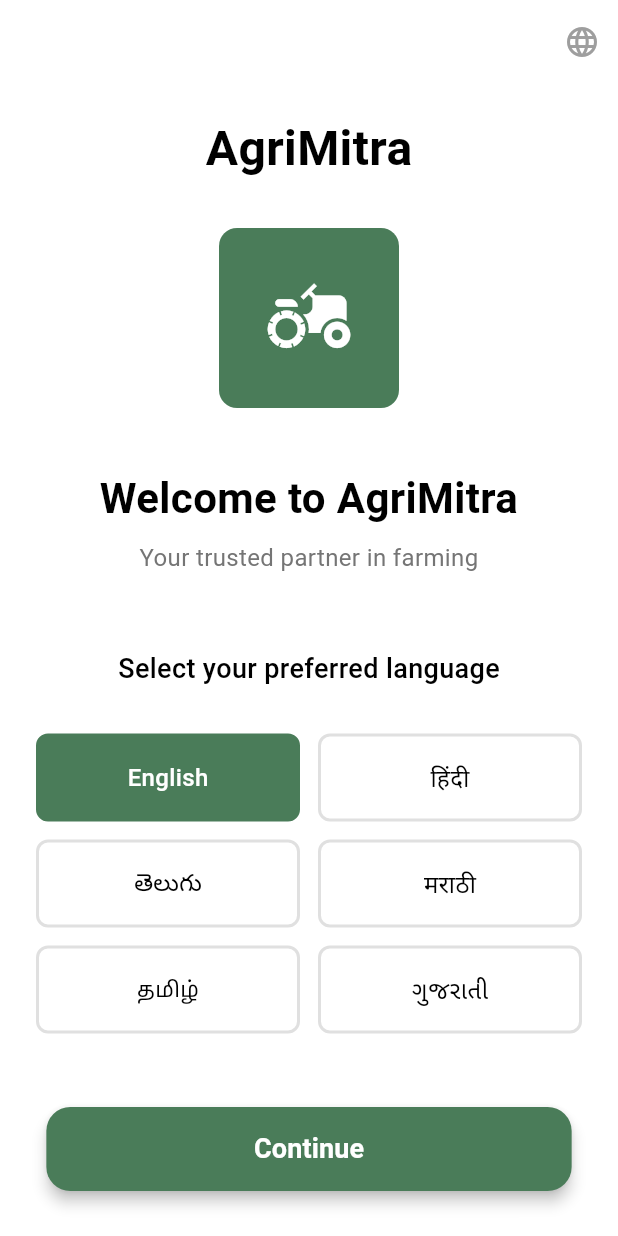
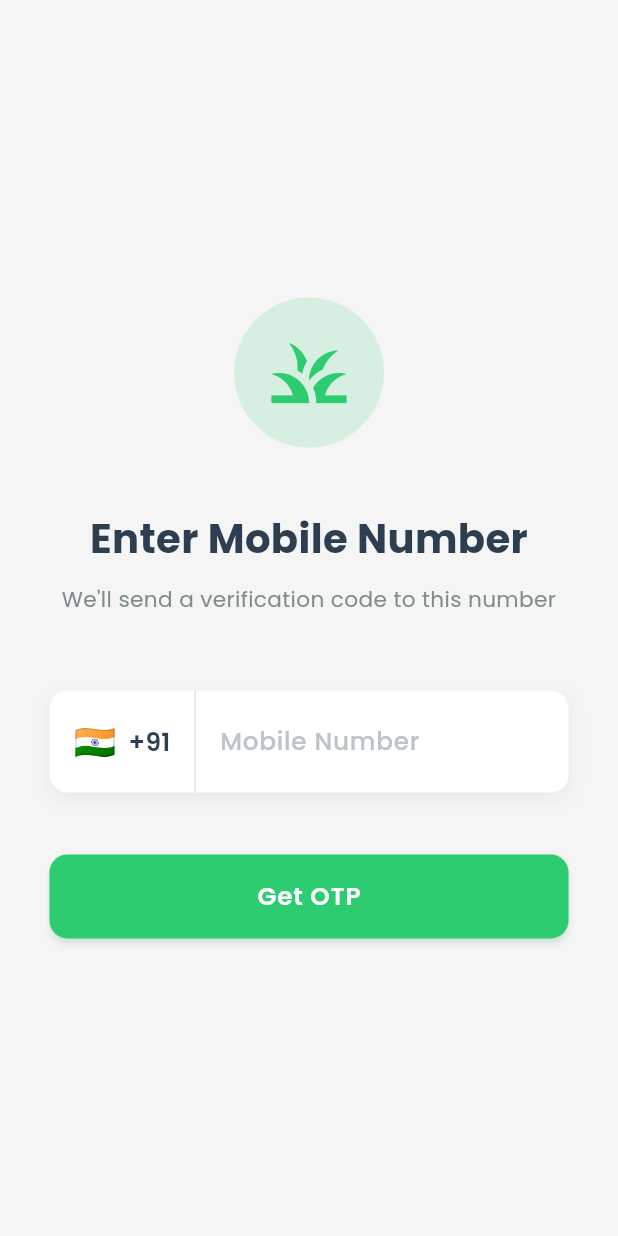
Before and after one commit to AaryanCode69/Krishi-Mitra-App, a Flutter app: the screen it shows after launch, on a phone screen of 412 x 824 dp. Run offline on Flutter 3.47's test engine with Material 3 defaults, Android fonts, the phone set to English and light mode, and no system bars; our stand-ins replace flutter_riverpod, go_router, google_fonts, pinput.

```diff
--- /dev/null
+++ b/lib/features/1_auth/presentation/screens/phone_input_screen.dart
@@ -0,0 +1,223 @@
+import 'package:flutter/material.dart';
+import 'package:flutter/services.dart';
+import 'package:go_router/go_router.dart';
+import 'package:google_fonts/google_fonts.dart';
+import 'package:krishi_mitra/core/constant/colors_theme.dart';
+
+class PhoneInputScreen extends StatefulWidget {
+  const PhoneInputScreen({super.key});
+
+  @override
+  State<PhoneInputScreen> createState() => _PhoneInputScreenState();
+}
+
+class _PhoneInputScreenState extends State<PhoneInputScreen> {
+  final TextEditingController _phoneController = TextEditingController();
+  final FocusNode _phoneFocusNode = FocusNode();
+
+  @override
+  void dispose() {
+    _phoneController.dispose();
+    _phoneFocusNode.dispose();
+    super.dispose();
+  }
+
+  void _handleGetOTP() {
+    print('Get OTP pressed with phone: ${_phoneController.text}');
+    // Navigate to OTP verification screen (placeholder for now)
+    context.push('/otp');
+  }
+
+  @override
+  Widget build(BuildContext context) {
+    final screenWidth = MediaQuery.of(context).size.width;
+    final screenHeight = MediaQuery.of(context).size.height;
+
+    return Scaffold(
+      resizeToAvoidBottomInset: true,
+      backgroundColor: const Color(0xFFF5F5F5),
+      body: SafeArea(
+        child: LayoutBuilder(
+          builder: (context, constraints) {
+            return SingleChildScrollView(
+              child: ConstrainedBox(
+                constraints: BoxConstraints(
+                  minHeight: constraints.maxHeight,
+                ),
+                child: Padding(
+                  padding: EdgeInsets.symmetric(
+                    horizontal: screenWidth * 0.08,
+                  ),
+                  child: Column(
+                    mainAxisAlignment: MainAxisAlignment.center,
+                    crossAxisAlignment: CrossAxisAlignment.center,
+                    children: [
+                      SizedBox(height: screenHeight * 0.1),
+
+                      // App Logo
+                      Container(
+                        width: (screenWidth * 0.25).clamp(80.0, 100.0),
+                        height: (screenWidth * 0.25).clamp(80.0, 100.0),
+                        decoration: BoxDecoration(
+                          color: primaryGreen.withValues(alpha: 0.15),
+                          shape: BoxShape.circle,
+                        ),
+                        child: Icon(
+                          Icons.grass,
+                          size: (screenWidth * 0.15).clamp(50.0, 60.0),
+                          color: primaryGreen,
+                        ),
+                      ),
+
+                      SizedBox(height: screenHeight * 0.05),
+
+                      // Heading
+                      Text(
+                        'Enter Mobile Number',
+                        style: GoogleFonts.poppins(
+                          fontSize: (screenWidth * 0.065).clamp(24.0, 28.0),
+                          fontWeight: FontWeight.bold,
+                          color: const Color(0xFF2C3E50),
+                        ),
+                        textAlign: TextAlign.center,
+                      ),
+
+                      SizedBox(height: screenHeight * 0.015),
+
+                      // Instruction Text
+                      Text(
+                        'We\'ll send a verification code to this number',
+                        style: GoogleFonts.poppins(
+                          fontSize: (screenWidth * 0.035).clamp(13.0, 15.0),
+                          color: const Color(0xFF7F8C8D),
+                        ),
+                        textAlign: TextAlign.center,
+                      ),
+
+                      SizedBox(height: screenHeight * 0.06),
+
+                      // Phone Number Input Field
+                      Container(
+                        decoration: BoxDecoration(
+                          color: Colors.white,
+                          borderRadius: BorderRadius.circular(12),
+                          boxShadow: [
+                            BoxShadow(
+                              color: Colors.black.withValues(alpha: 0.05),
+                              blurRadius: 10,
+                              offset: const Offset(0, 4),
+                            ),
+                          ],
+                        ),
+                        child: Row(
+                          children: [
+                            // Country Code
+                            Container(
+                              padding: const EdgeInsets.symmetric(
+                                horizontal: 16,
+                                vertical: 18,
+                              ),
+                              decoration: BoxDecoration(
+                                border: Border(
+                                  right: BorderSide(
+                                    color: Colors.grey.withValues(alpha: 0.3),
+                                    width: 1,
+                                  ),
+                                ),
+                              ),
+                              child: Row(
+                                children: [
+                                  Text(
+                                    '🇮🇳',
+                                    style: TextStyle(
+                                      fontSize: (screenWidth * 0.055).clamp(20.0, 24.0),
+                                    ),
+                                  ),
+                                  const SizedBox(width: 8),
+                                  Text(
+                                    '+91',
+                                    style: GoogleFonts.poppins(
+                                      fontSize: (screenWidth * 0.04).clamp(15.0, 17.0),
+                                      fontWeight: FontWeight.w600,
+                                      color: const Color(0xFF2C3E50),
+                                    ),
+                                  ),
+                                ],
+                              ),
+                            ),
+
+                            // Phone Number Input
+                            Expanded(
+                              child: TextFormField(
+                                controller: _phoneController,
+                                focusNode: _phoneFocusNode,
+                                keyboardType: TextInputType.phone,
+                                maxLength: 10,
+                                style: GoogleFonts.poppins(
+                                  fontSize: (screenWidth * 0.04).clamp(15.0, 17.0),
+                                  fontWeight: FontWeight.w500,
+                                  color: const Color(0xFF2C3E50),
+                                ),
+                                inputFormatters: [
+                                  FilteringTextInputFormatter.digitsOnly,
+                                  LengthLimitingTextInputFormatter(10),
+                                ],
+                                decoration: InputDecoration(
+                                  hintText: 'Mobile Number',
+                                  hintStyle: GoogleFonts.poppins(
+                                    fontSize: (screenWidth * 0.04).clamp(15.0, 17.0),
+                                    color: const Color(0xFFBDC3C7),
+                                  ),
+                                  border: InputBorder.none,
+                                  contentPadding: const EdgeInsets.symmetric(
+                                    horizontal: 16,
+                                    vertical: 18,
+                                  ),
+                                  counterText: '',
+                                ),
+                              ),
+                            ),
+                          ],
+                        ),
+                      ),
+
+                      SizedBox(height: screenHeight * 0.05),
+
+                      // Get OTP Button
+                      SizedBox(
+                        width: double.infinity,
+                        height: 56,
+                        child: ElevatedButton(
+                          onPressed: _handleGetOTP,
+                          style: ElevatedButton.styleFrom(
+                            backgroundColor: primaryGreen,
+                            foregroundColor: Colors.white,
+                            elevation: 2,
+                            shadowColor: primaryGreen.withValues(alpha: 0.3),
+                            shape: RoundedRectangleBorder(
+                              borderRadius: BorderRadius.circular(12),
+                            ),
+                          ),
+                          child: Text(
+                            'Get OTP',
+                            style: GoogleFonts.poppins(
+                              fontSize: (screenWidth * 0.04).clamp(16.0, 18.0),
+                              fontWeight: FontWeight.w600,
+                              letterSpacing: 0.5,
+                            ),
+                          ),
+                        ),
+                      ),
+
+                      SizedBox(height: screenHeight * 0.1),
+                    ],
+                  ),
+                ),
+              ),
+            );
+          },
+        ),
+      ),
+    );
+  }
+}
--- /dev/null
+++ b/lib/features/1_auth/presentation/screens/splash_screen.dart
@@ -0,0 +1,79 @@
+import 'package:flutter/material.dart';
+import 'package:go_router/go_router.dart';
+import 'package:google_fonts/google_fonts.dart';
+import 'package:krishi_mitra/core/constant/colors_theme.dart';
+
+class SplashScreen extends StatefulWidget {
+  const SplashScreen({super.key});
+
+  @override
+  State<SplashScreen> createState() => _SplashScreenState();
+}
+
+class _SplashScreenState extends State<SplashScreen> {
+  @override
+  void initState() {
+    super.initState();
+    _navigateToPhoneInput();
+  }
+
+  Future<void> _navigateToPhoneInput() async {
+    await Future.delayed(const Duration(seconds: 3));
+    if (mounted) {
+      context.go('/phone-input');
+    }
+  }
+
+  @override
+  Widget build(BuildContext context) {
+    return Scaffold(
+      backgroundColor: Colors.black,
+      body: Center(
+        child: Column(
+          mainAxisAlignment: MainAxisAlignment.center,
+          children: [
+            // App Logo
+            Container(
+              width: 120,
+              height: 120,
+              decoration: BoxDecoration(
+                color: primaryGreen.withValues(alpha: 0.2),
+                shape: BoxShape.circle,
+              ),
+              child: const Icon(
+                Icons.grass,
+                size: 70,
+                color: primaryGreen,
+              ),
+            ),
+
+            const SizedBox(height: 32),
+
+            // App Name
+            Text(
+              'Krishi Mitra',
+              style: GoogleFonts.poppins(
+                fontSize: 36,
+                fontWeight: FontWeight.bold,
+                color: Colors.white,
+                letterSpacing: 1.2,
+              ),
+            ),
+
+            const SizedBox(height: 8),
+
+            // Tagline
+            Text(
+              'Farmer\'s Friend',
+              style: GoogleFonts.poppins(
+                fontSize: 16,
+                color: primaryGreen,
+                letterSpacing: 0.5,
+              ),
+            ),
+          ],
+        ),
+      ),
+    );
+  }
+}
--- a/lib/routes/app_router.dart
+++ b/lib/routes/app_router.dart
@@ -5,6 +5,8 @@ import 'package:krishi_mitra/features/1_auth/presentation/screens/create_account
 import 'package:krishi_mitra/features/1_auth/presentation/screens/disease_detection_screen.dart';
 import 'package:krishi_mitra/features/1_auth/presentation/screens/onboarding.dart';
 import 'package:krishi_mitra/features/1_auth/presentation/screens/otp_verification_screen.dart';
+import 'package:krishi_mitra/features/1_auth/presentation/screens/phone_input_screen.dart';
+import 'package:krishi_mitra/features/1_auth/presentation/screens/splash_screen.dart';
 import 'package:krishi_mitra/features/2_home/presentation/screens/home_screen.dart';
 import 'package:krishi_mitra/features/2_home/presentation/screens/mandi_prices_screen.dart';
 import 'package:krishi_mitra/features/2_home/presentation/screens/market_prices_screen.dart';
@@ -17,6 +19,14 @@ final appRouter = GoRouter(
   routes: [
     GoRoute(
       path: '/',
+      builder: (context, state) => const SplashScreen(),
+    ),
+    GoRoute(
+      path: '/phone-input',
+      builder: (context, state) => const PhoneInputScreen(),
+    ),
+    GoRoute(
+      path: '/language-selection',
       builder: (context, state) => const LanguageSelectionScreen(),
     ),
     GoRoute(
```
Also changed, not shown: lib/main.dart (line endings or trailing spaces).
